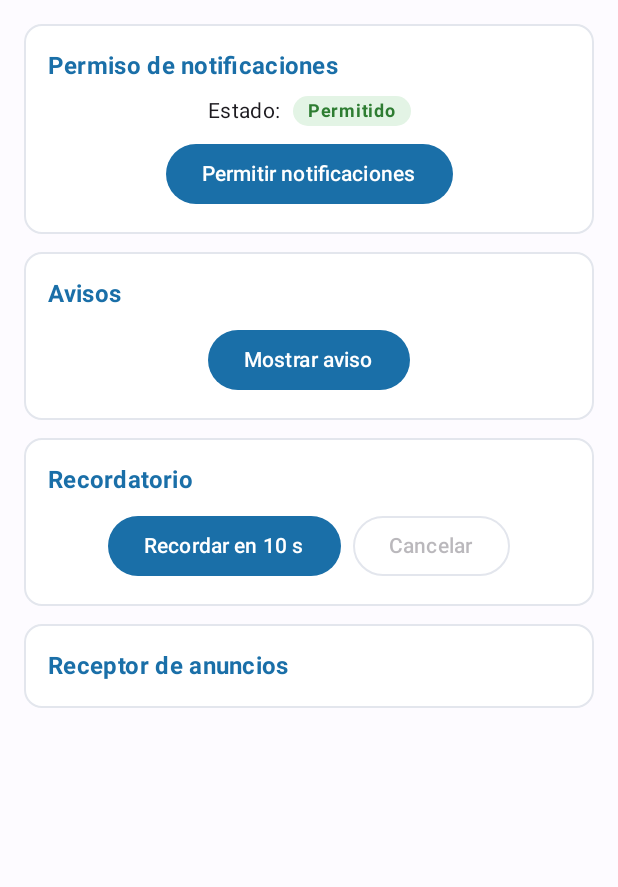
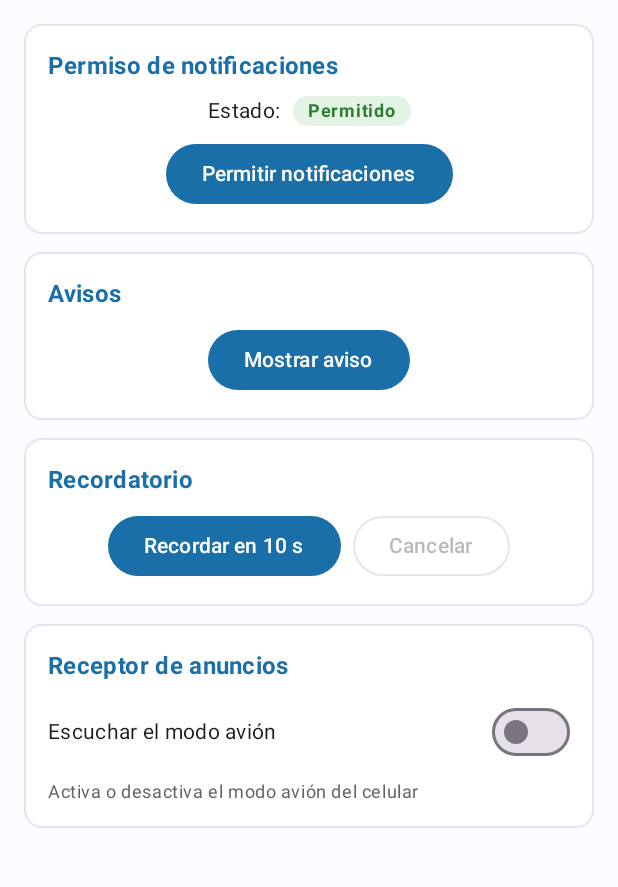
Before and after one commit to jordanabad797-pixel/AvisosCampus, an Android app built with Jetpack Compose: the screen it shows after launch (MainActivity), on a phone screen of 412 x 824 dp, the part 96-983 px from its top. Run offline under Robolectric (Android 15) with nearby library versions, the phone set to English and light mode, and no system bars.

Commit message:
feat(receptor): escucha el modo avion con BroadcastReceiver

```diff
--- a/app/src/main/java/com/tecsup/avisoscampus/ui/PantallaAvisos.kt
+++ b/app/src/main/java/com/tecsup/avisoscampus/ui/PantallaAvisos.kt
@@ -1,6 +1,8 @@
 package com.tecsup.avisoscampus.ui
 
 import android.Manifest
+import android.content.Intent
+import android.content.IntentFilter
 import android.os.Build
 import androidx.activity.compose.rememberLauncherForActivityResult
 import androidx.activity.result.contract.ActivityResultContracts
@@ -23,10 +25,12 @@ import androidx.compose.material3.ExperimentalMaterial3Api
 import androidx.compose.material3.MaterialTheme
 import androidx.compose.material3.OutlinedButton
 import androidx.compose.material3.Scaffold
+import androidx.compose.material3.Switch
 import androidx.compose.material3.Text
 import androidx.compose.material3.TopAppBar
 import androidx.compose.material3.TopAppBarDefaults
 import androidx.compose.runtime.Composable
+import androidx.compose.runtime.DisposableEffect
 import androidx.compose.runtime.LaunchedEffect
 import androidx.compose.runtime.collectAsState
 import androidx.compose.runtime.getValue
@@ -36,13 +40,16 @@ import androidx.compose.ui.graphics.Color
 import androidx.compose.ui.platform.LocalContext
 import androidx.compose.ui.text.font.FontWeight
 import androidx.compose.ui.unit.dp
+import androidx.core.content.ContextCompat
 import com.tecsup.avisoscampus.model.PermisoUi
 import com.tecsup.avisoscampus.notificacion.Notificador
+import com.tecsup.avisoscampus.receiver.ModoAvionReceiver
 import com.tecsup.avisoscampus.ui.theme.BordeTarjeta
 import com.tecsup.avisoscampus.ui.theme.GrisEtiqueta
 import com.tecsup.avisoscampus.ui.theme.GrisTexto
 import com.tecsup.avisoscampus.ui.theme.RojoEtiqueta
 import com.tecsup.avisoscampus.ui.theme.RojoTexto
+import com.tecsup.avisoscampus.ui.theme.TextoSecundario
 import com.tecsup.avisoscampus.ui.theme.VerdeEtiqueta
 import com.tecsup.avisoscampus.ui.theme.VerdeTexto
 import com.tecsup.avisoscampus.viewmodel.AvisosViewModel
@@ -54,6 +61,7 @@ fun PantallaAvisos(vm: AvisosViewModel) {
     val permiso by vm.permiso.collectAsState()
     val faltan by vm.faltan.collectAsState()
     val corriendo = faltan != null
+    val escuchando by vm.escuchandoAvion.collectAsState()
 
     val lanzador = rememberLauncherForActivityResult(
         ActivityResultContracts.RequestPermission()
@@ -64,6 +72,24 @@ fun PantallaAvisos(vm: AvisosViewModel) {
     LaunchedEffect(Unit) {
         if (Notificador.tienePermiso(contexto)) {
             vm.permisoRespondido(true)
+        }
+    }
+
+    DisposableEffect(escuchando) {
+        if (escuchando) {
+            val receptor = ModoAvionReceiver { activo -> vm.alCambiarModoAvion(activo) }
+            ContextCompat.registerReceiver(
+                contexto,
+                receptor,
+                IntentFilter(Intent.ACTION_AIRPLANE_MODE_CHANGED),
+                ContextCompat.RECEIVER_NOT_EXPORTED
+            )
+            onDispose {
+                contexto.unregisterReceiver(receptor)
+            }
+        } else {
+            onDispose {
+            }
         }
     }
 
@@ -139,6 +165,26 @@ fun PantallaAvisos(vm: AvisosViewModel) {
                 }
             }
             Tarjeta("Receptor de anuncios") {
+                Row(
+                    modifier = Modifier.fillMaxWidth(),
+                    verticalAlignment = Alignment.CenterVertically
+                ) {
+                    Text(
+                        text = "Escuchar el modo avión",
+                        style = MaterialTheme.typography.bodyMedium,
+                        modifier = Modifier.weight(1f)
+                    )
+                    Switch(
+                        checked = escuchando,
+                        onCheckedChange = { vm.cambiarEscucha(it) }
+                    )
+                }
+                Text(
+                    text = "Activa o desactiva el modo avión del celular",
+                    style = MaterialTheme.typography.bodySmall,
+                    color = TextoSecundario,
+                    modifier = Modifier.fillMaxWidth()
+                )
             }
         }
     }
```
Also changed, not shown: app/src/main/java/com/tecsup/avisoscampus/receiver/ModoAvionReceiver.kt (added, +13 -0 lines), app/src/main/java/com/tecsup/avisoscampus/viewmodel/AvisosViewModel.kt (+18 -0 lines).
